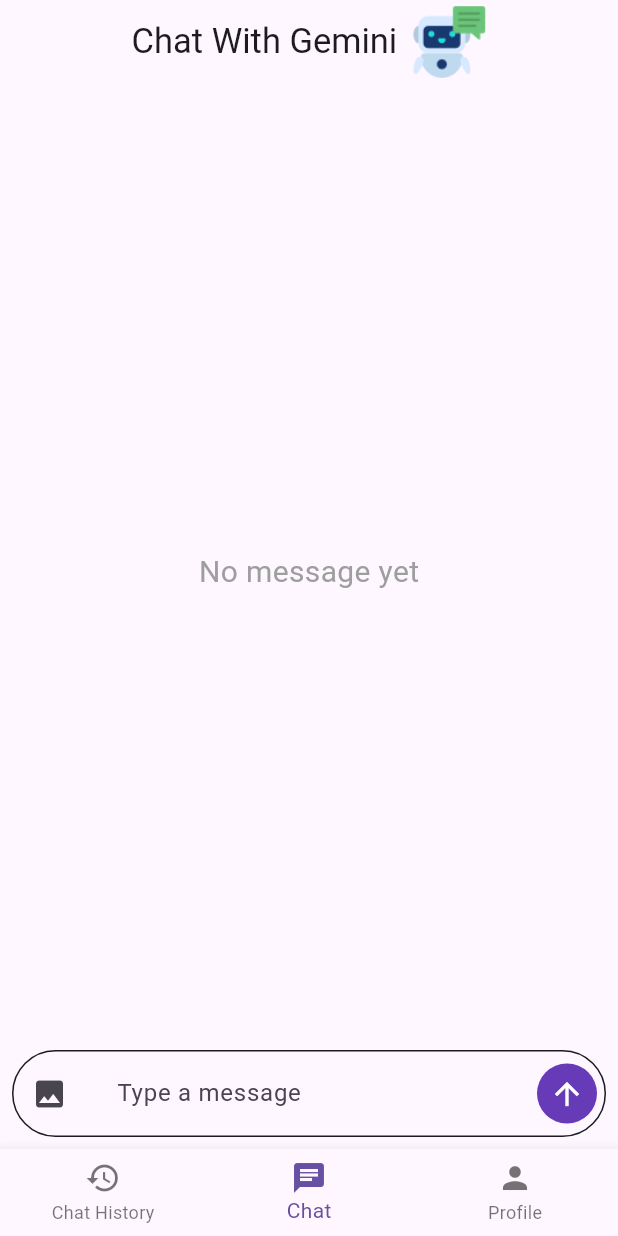
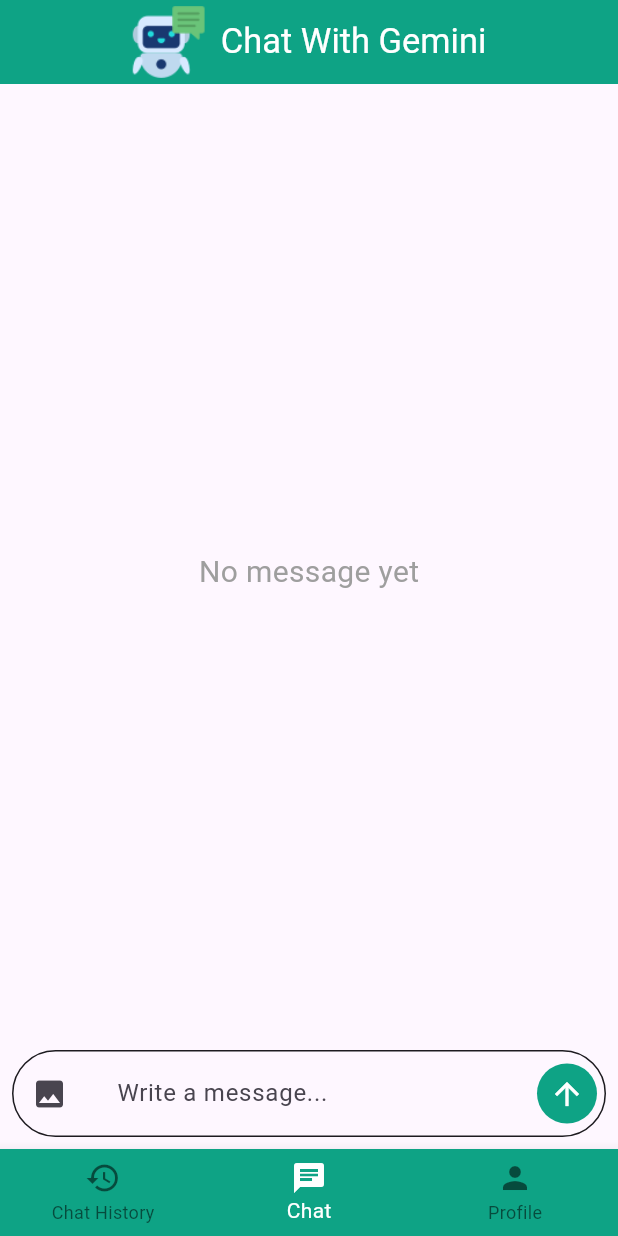
Before and after one commit to ahmedgamal826/Chat-Gemini-App, a Flutter app: the screen it shows after launch, item 2 of the bottom bar chosen, after a tap on the "image" icon, on a phone screen of 412 x 824 dp. Run offline on Flutter 3.47's test engine with Material 3 defaults, Android fonts, the light colour scheme and no system bars; our stand-ins replace animated_text_kit, awesome_dialog, flutter_markdown, flutter_spinkit, google_generative_ai, hive_flutter and 1 more; accounts and stored records are empty.

Commit message:
add chat messages in chat history screens

```diff
--- a/lib/core/hive/boxes.dart
+++ b/lib/core/hive/boxes.dart
@@ -5,9 +5,10 @@
 import 'package:hive_flutter/hive_flutter.dart';
 
 class Boxes {
-  static Box<ChatHistory> getChatHistory =
+  static Box<ChatHistory> getChatHistory() =>
       Hive.box<ChatHistory>(Constants.chatHistoryBox);
-  static Box<UserModel> getUserModel =
+  static Box<UserModel> getUserModel() =>
       Hive.box<UserModel>(Constants.userModelBox);
-  static Box<Settings> getSettings = Hive.box<Settings>(Constants.settingsBox);
+  static Box<Settings> getSettings() =>
+      Hive.box<Settings>(Constants.settingsBox);
 }
--- a/lib/features/chat_history/presentation/views/chat_history_view.dart
+++ b/lib/features/chat_history/presentation/views/chat_history_view.dart
@@ -1,4 +1,9 @@
+import 'package:chat_with_gemini_app/core/hive/boxes.dart';
+import 'package:chat_with_gemini_app/core/hive/chat_history.dart';
+import 'package:chat_with_gemini_app/features/chat_history/presentation/views/widgets/chat_history_card.dart';
+import 'package:chat_with_gemini_app/features/chat_history/presentation/views/widgets/empty_history_widget.dart';
 import 'package:flutter/material.dart';
+import 'package:hive_flutter/hive_flutter.dart';
 
 class ChatHistoryView extends StatefulWidget {
   const ChatHistoryView({super.key});
@@ -11,8 +16,29 @@
   @override
   Widget build(BuildContext context) {
     return Scaffold(
-      body: Center(
-        child: Text('Chat History'),
+      appBar: AppBar(
+        backgroundColor: Theme.of(context).appBarTheme.backgroundColor,
+        centerTitle: true,
+        title: const Text('Chat History'),
+      ),
+      body: ValueListenableBuilder<Box<ChatHistory>>(
+        valueListenable: Boxes.getChatHistory().listenable(),
+        builder: (context, box, _) {
+          final chatHistory =
+              box.values.toList().cast<ChatHistory>().reversed.toList();
+          return chatHistory.isEmpty
+              ? const EmptyHistoryWidget()
+              : Padding(
+                  padding: const EdgeInsets.all(8.0),
+                  child: ListView.builder(
+                    itemCount: chatHistory.length,
+                    itemBuilder: (context, index) {
+                      final chat = chatHistory[index];
+                      return ChatHistoryCard(chatHistory: chat);
+                    },
+                  ),
+                );
+        },
       ),
     );
   }
--- /dev/null
+++ b/lib/features/chat_history/presentation/views/widgets/empty_history_widget.dart
@@ -0,0 +1,29 @@
+import 'package:chat_with_gemini_app/core/provider/chat_provider.dart';
+import 'package:flutter/material.dart';
+import 'package:provider/provider.dart';
+
+class EmptyHistoryWidget extends StatelessWidget {
+  const EmptyHistoryWidget({super.key});
+
+  @override
+  Widget build(BuildContext context) {
+    return InkWell(
+      onTap: () {
+        // Navigate to chat room
+        final chatProvider = context.read<ChatProvider>();
+        chatProvider.prepareChatRoom(chatId: '', newChat: true);
+        chatProvider.setCurrentChatId(newChatId: '1');
+      },
+      child: Center(
+        child: Container(
+          child: const Text(
+            'No Found Chat, Start New Chat',
+            style: TextStyle(
+              fontSize: 25,
+            ),
+          ),
+        ),
+      ),
+    );
+  }
+}
--- a/lib/features/chat_home/presentation/views/chat_home_view.dart
+++ b/lib/features/chat_home/presentation/views/chat_home_view.dart
@@ -1,4 +1,5 @@
 import 'package:chat_with_gemini_app/core/provider/chat_provider.dart';
+import 'package:chat_with_gemini_app/core/widgets/show_animated_dialog.dart';
 import 'package:chat_with_gemini_app/features/chat_home/presentation/views/widgets/bottom_chat_field.dart';
 import 'package:chat_with_gemini_app/features/chat_home/presentation/views/widgets/chat_home_app_bar.dart';
 import 'package:chat_with_gemini_app/features/chat_home/presentation/views/widgets/chat_messages_list.dart';
@@ -52,8 +53,41 @@
 
         return Scaffold(
           appBar: AppBar(
+            backgroundColor: const Color(0xff0EA385),
             centerTitle: true,
             title: const ChatHomeAppBar(),
+            actions: [
+              if (chatProvider.messagesInChat.isNotEmpty)
+                IconButton(
+                  onPressed: () {
+                    // start new chat
+                    showAnimatedDialog(
+                      title: 'Confirm Addition',
+                      context: context,
+                      description:
+                          'Are you sure you want to start a new chat with gemini?',
+                      onConfirm: () {
+                        setState(() {
+                          // start new chat
+                          chatProvider.prepareChatRoom(
+                            chatId: '',
+                            newChat: true,
+                          );
+                        });
+                      },
+                    );
+                  },
+                  icon: const CircleAvatar(
+                    backgroundColor: Colors.white,
+                    radius: 17,
+                    child: Icon(
+                      Icons.add,
+                      size: 30,
+                      color: Colors.black,
+                    ),
+                  ),
+                )
+            ],
           ),
           body: SafeArea(
             child: Padding(
--- a/lib/features/chat_home/presentation/views/widgets/bottom_chat_field.dart
+++ b/lib/features/chat_home/presentation/views/widgets/bottom_chat_field.dart
@@ -2,7 +2,7 @@
 
 import 'package:chat_with_gemini_app/core/provider/chat_provider.dart';
 import 'package:chat_with_gemini_app/features/chat_home/presentation/views/widgets/images_preview_widget.dart';
-import 'package:chat_with_gemini_app/features/chat_home/presentation/views/widgets/showDeleteDialog.dart';
+import 'package:chat_with_gemini_app/core/widgets/show_animated_dialog.dart';
 import 'package:flutter/material.dart';
 import 'package:image_picker/image_picker.dart';
 
@@ -91,7 +91,10 @@
                   onPressed: () {
                     if (hasImages) {
                       // show delete dialog to delete image
-                      showDeleteDialog(
+                      showAnimatedDialog(
+                        title: 'Confirm Deletion',
+                        description:
+                            'Are you sure you want to delete this image?',
                         context: context,
                         onConfirm: () {
                           setState(() {
@@ -126,7 +129,7 @@
                         borderSide: BorderSide.none,
                         borderRadius: BorderRadius.circular(30),
                       ),
-                      hintText: 'Type a message',
+                      hintText: 'Write a message...',
                     ),
                   ),
                 ),
@@ -142,7 +145,7 @@
                   },
                   child: Container(
                     decoration: BoxDecoration(
-                      color: Colors.deepPurple,
+                      color: const Color(0xff0EA385),
                       borderRadius: BorderRadius.circular(20),
                     ),
                     margin: const EdgeInsets.all(5),
--- a/lib/features/chat_home/presentation/views/widgets/chat_home_app_bar.dart
+++ b/lib/features/chat_home/presentation/views/widgets/chat_home_app_bar.dart
@@ -10,16 +10,17 @@
     return Row(
       mainAxisAlignment: MainAxisAlignment.center,
       children: [
+        Image.asset(
+          'assets/app_logo.png',
+          width: MediaQuery.of(context).size.width * 0.12,
+        ),
+        const SizedBox(width: 10),
         const Text(
           'Chat With Gemini',
           style: TextStyle(
             fontSize: 23,
+            color: Colors.white,
           ),
-        ),
-        const SizedBox(width: 10),
-        Image.asset(
-          'assets/app_logo.png',
-          width: MediaQuery.of(context).size.width * 0.12,
         ),
       ],
     );
--- a/lib/home_screen.dart
+++ b/lib/home_screen.dart
@@ -1,7 +1,9 @@
+import 'package:chat_with_gemini_app/core/provider/chat_provider.dart';
 import 'package:chat_with_gemini_app/features/profile/presentation/views/profile_view.dart';
 import 'package:flutter/material.dart';
 import 'package:chat_with_gemini_app/features/chat_history/presentation/views/chat_history_view.dart';
 import 'package:chat_with_gemini_app/features/chat_home/presentation/views/chat_home_view.dart';
+import 'package:provider/provider.dart';
 
 class HomeScreen extends StatefulWidget {
   const HomeScreen({super.key});
@@ -34,43 +36,39 @@
       const ProfileView()
     ];
 
+    return Consumer<ChatProvider>(
+      builder: (context, chatProvider, child) {
         return Scaffold(
-      body: PageView(
-        controller: _pageController,
-        children: pages,
-        onPageChanged: (value) {
-          setState(() {
-            _currentIndex = value;
-          });
+          body: pages[chatProvider.currentIndex],
+          bottomNavigationBar: BottomNavigationBar(
+            backgroundColor: const Color(0xff0EA385),
+            currentIndex: chatProvider.currentIndex,
+            onTap: (index) {
+              chatProvider.setCurrentIndex(newCurrentIndex: index);
             },
-      ),
-      bottomNavigationBar: BottomNavigationBar(
-        currentIndex: _currentIndex,
-        onTap: (index) {
-          setState(() {
-            _currentIndex = index;
-          });
-          _pageController.animateToPage(
-            index,
-            duration: const Duration(milliseconds: 300),
-            curve: Curves.easeInOut,
-          );
-        },
+            selectedItemColor: Colors.white,
             items: const [
               BottomNavigationBarItem(
+                backgroundColor: Color(0xff74AA9C),
                 icon: Icon(Icons.history),
                 label: 'Chat History',
               ),
               BottomNavigationBarItem(
+                backgroundColor: Colors.white,
                 icon: Icon(Icons.chat),
                 label: 'Chat',
               ),
               BottomNavigationBarItem(
-            icon: Icon(Icons.person),
+                backgroundColor: Colors.white,
+                icon: Icon(
+                  Icons.person,
+                ),
                 label: 'Profile',
               ),
             ],
           ),
         );
+      },
+    );
   }
 }
--- a/pubspec.yaml
+++ b/pubspec.yaml
@@ -39,6 +39,7 @@
   hive: ^2.2.3
   hive_flutter: ^1.1.0
   image_picker: ^1.1.2
+  intl: ^0.20.1
   path_provider: ^2.1.5
   provider: ^6.1.2
   uuid: ^4.5.1
```
Also changed, not shown: lib/core/provider/chat_provider.dart (+94 -6 lines), lib/core/widgets/show_animated_dialog.dart (renamed from lib/features/chat_home/presentation/views/widgets/showDeleteDialog.dart, +5 -3 lines), lib/features/chat_history/presentation/views/widgets/chat_history_card.dart (added, +96 -0 lines), lib/features/chat_history/presentation/views/widgets/custom_snack_bar.dart (added, +59 -0 lines), lib/features/chat_home/presentation/views/widgets/assistant_message_widget.dart (+15 -6 lines), lib/features/chat_home/presentation/views/widgets/my_message_widget.dart (+13 -7 lines), pubspec.lock. Lines whose indentation alone changed are shown as unchanged.
